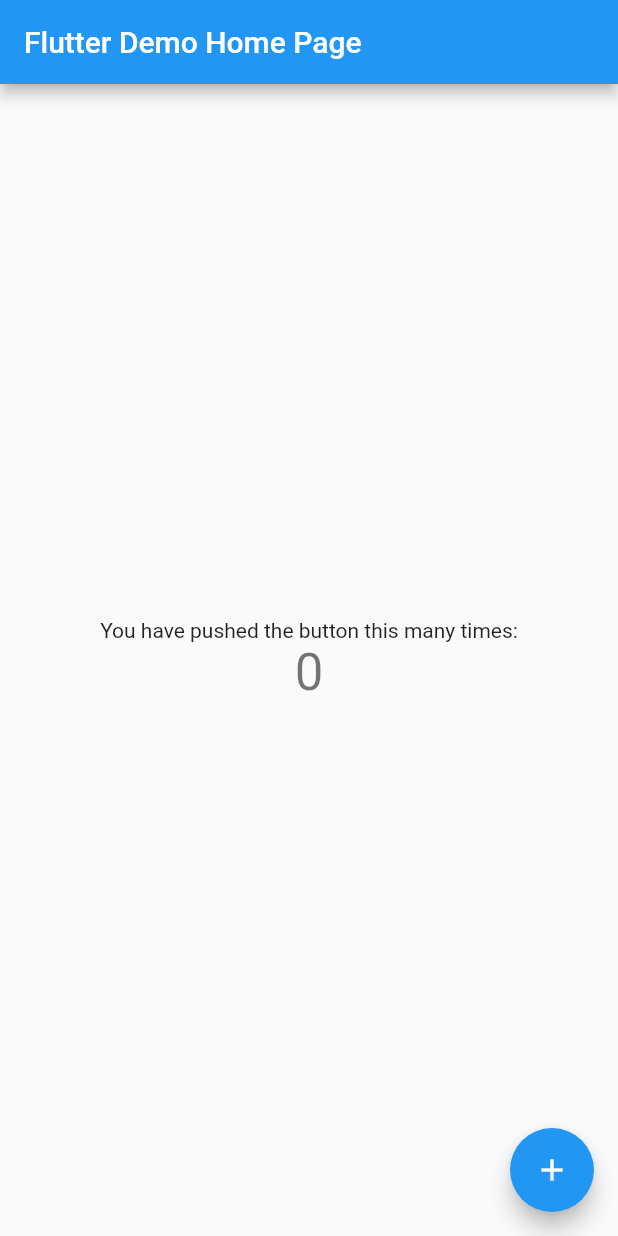
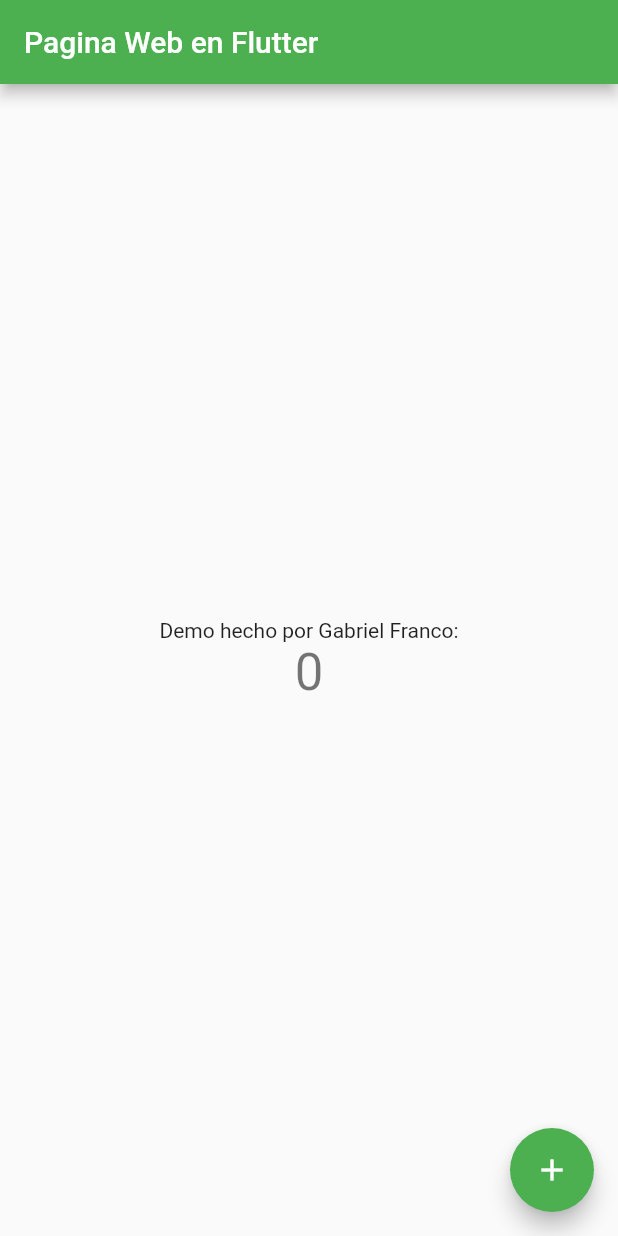
Before and after one commit to gfranco85/flutter_web_test, a Flutter app: the screen it shows after launch, on a phone screen of 412 x 824 dp. Run offline on Flutter 3.47's test engine with Material 2 defaults, Android fonts, the phone set to English and light mode, and no system bars.

Commit message:
Change UI Color

```diff
--- a/lib/main.dart
+++ b/lib/main.dart
@@ -22,9 +22,9 @@ class MyApp extends StatelessWidget {
         // or simply save your changes to "hot reload" in a Flutter IDE).
         // Notice that the counter didn't reset back to zero; the application
         // is not restarted.
-        primarySwatch: Colors.blue,
+        primarySwatch: Colors.green,
       ),
-      home: const MyHomePage(title: 'Flutter Demo Home Page'),
+      home: const MyHomePage(title: 'Pagina Web en Flutter'),
     );
   }
 }
@@ -96,7 +96,7 @@ class _MyHomePageState extends State<MyHomePage> {
           mainAxisAlignment: MainAxisAlignment.center,
           children: <Widget>[
             const Text(
-              'You have pushed the button this many times:',
+              'Demo hecho por Gabriel Franco:',
             ),
             Text(
               '$_counter',
```
Also changed, not shown: firebase.json (added), 2 other files.
